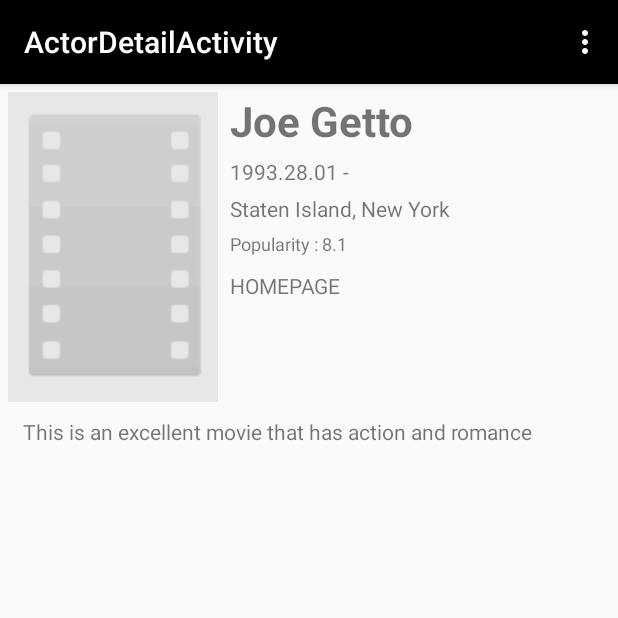
After one commit to vp4655/filmster, an Android app: the ActorDetailActivity screen opened directly, with no data from a screen before it, on a phone screen of 412 x 824 dp, the top half of it. The commit adds this screen. Run offline under Robolectric (Android 15) with nearby library versions, the light colour scheme and no system bars; network calls fail; pictures from the network do not load; 8 statements that could not run were skipped.

Commit message:
Added actor detail view, and small set up of actor list view

```diff
--- a/DM_app3/app/build.gradle
+++ b/DM_app3/app/build.gradle
@@ -22,4 +22,5 @@ dependencies {
     compile project(':volley')
     compile 'com.android.support:appcompat-v7:23.1.0'
     compile 'com.android.support:design:23.1.0'
+    compile 'com.squareup.picasso:picasso:2.5.2'
 }
--- a/DM_app3/app/src/main/AndroidManifest.xml
+++ b/DM_app3/app/src/main/AndroidManifest.xml
@@ -25,6 +25,10 @@
         </activity>
         <activity android:name=".MovieDetailsActivity" >
         </activity>
+        <activity
+            android:name=".ActorDetailActivity"
+            android:label="@string/title_activity_actor_detail" >
+        </activity>
     </application>
 
 </manifest>
--- /dev/null
+++ b/DM_app3/app/src/main/java/hr/fer/dm/dm_app3/ActorDetailActivity.java
@@ -0,0 +1,87 @@
+package hr.fer.dm.dm_app3;
+
+import android.content.Intent;
+import android.net.Uri;
+import android.support.v7.app.AppCompatActivity;
+import android.os.Bundle;
+import android.text.Html;
+import android.view.Menu;
+import android.view.MenuItem;
+import android.view.View;
+import android.widget.ImageView;
+import android.widget.TextView;
+
+import com.squareup.picasso.Picasso;
+
+import hr.fer.dm.dm_app3.ListViewItems.Actor;
+
+public class ActorDetailActivity extends AppCompatActivity {
+    private ImageView ivProfilePicture;
+    private TextView name;
+    private TextView date;
+    private TextView placeOfBirth;
+    private TextView popularity;
+    private TextView biography;
+    private TextView homepage;
+
+    @Override
+    protected void onCreate(Bundle savedInstanceState) {
+        super.onCreate(savedInstanceState);
+        setContentView(R.layout.activity_actor_detail);
+
+        ivProfilePicture = (ImageView) findViewById(R.id.ivProfileImage);
+        name = (TextView) findViewById(R.id.tvName);
+        date = (TextView) findViewById(R.id.tvDate);
+        placeOfBirth = (TextView) findViewById(R.id.tvPlaceOfBirth);
+        popularity = (TextView) findViewById(R.id.tvPopularity);
+        biography = (TextView) findViewById(R.id.tvBiography);
+        homepage = (TextView) findViewById(R.id.tvHomepage);
+
+        Actor actor = (Actor) getIntent().getSerializableExtra(LoginActivity.ACTOR_DETAIL_KEY);
+
+        loadActor(actor);
+    }
+
+    public void loadActor(final Actor actor){
+
+        setTitle(actor.getName());
+
+        name.setText(actor.getName());
+        date.setText(Html.fromHtml("<b>Age </b>" + actor.getBirthDate() + " - " + actor.getDeathDate()));
+        placeOfBirth.setText(Html.fromHtml("<b>Place of birth :</b> " + actor.getPlaceOfBirth()));
+        popularity.setText(Html.fromHtml("<b>Popularity : " + Double.toString(actor.getPopularity())));
+        biography.setText(Html.fromHtml("<b>Biography</b> : " + actor.getBiography()));
+        homepage.setText(Html.fromHtml("<b>Homepage : </b>" + actor.getHomepageUrl()));
+        homepage.setOnClickListener(new View.OnClickListener() {
+            @Override
+            public void onClick(View v) {
+                Uri uri = Uri.parse(actor.getHomepageUrl());
+                Intent web = new Intent(Intent.ACTION_VIEW, uri);
+                startActivity(web);
+            }
+        });
+        Picasso.with(this).load(actor.getProfilePictureUrl()).placeholder(R.drawable.large_movie_poster).into(ivProfilePicture);
+    }
+
+    @Override
+    public boolean onCreateOptionsMenu(Menu menu) {
+        // Inflate the menu; this adds items to the action bar if it is present.
+        getMenuInflater().inflate(R.menu.menu_actor_detail, menu);
+        return true;
+    }
+
+    @Override
+    public boolean onOptionsItemSelected(MenuItem item) {
+        // Handle action bar item clicks here. The action bar will
+        // automatically handle clicks on the Home/Up button, so long
+        // as you specify a parent activity in AndroidManifest.xml.
+        int id = item.getItemId();
+
+        //noinspection SimplifiableIfStatement
+        if (id == R.id.action_settings) {
+            return true;
+        }
+
+        return super.onOptionsItemSelected(item);
+    }
+}
--- /dev/null
+++ b/DM_app3/app/src/main/res/layout/activity_actor_detail.xml
@@ -0,0 +1,92 @@
+<RelativeLayout xmlns:android="http://schemas.android.com/apk/res/android"
+    xmlns:tools="http://schemas.android.com/tools"
+    android:layout_width="match_parent"
+    android:layout_height="match_parent"
+    android:padding="5dp"
+    tools:context=".BoxOfficeDetailActivity" >
+
+    <!-- @drawable/large_movie_poster sourced from
+         http://content8.flixster.com/movie/11/15/86/11158674_pro.jpg -->
+    <ImageView
+        android:id="@+id/ivProfileImage"
+        android:layout_width="140dp"
+        android:layout_height="wrap_content"
+        android:layout_alignParentLeft="true"
+        android:layout_alignParentTop="true"
+        android:maxHeight="240dp"
+        android:scaleType="fitXY"
+        android:adjustViewBounds="true"
+        android:src="@drawable/large_movie_poster" />
+
+
+    <TextView
+        android:id="@+id/tvName"
+        android:layout_width="wrap_content"
+        android:layout_height="wrap_content"
+        android:layout_alignTop="@+id/ivProfileImage"
+        android:textStyle="bold"
+        android:layout_marginLeft="8dp"
+        android:layout_toRightOf="@+id/ivProfileImage"
+        android:text="Joe Getto"
+        android:textSize="28sp" />
+
+    <TextView
+        android:id="@+id/tvDate"
+        android:layout_width="wrap_content"
+        android:layout_height="wrap_content"
+        android:layout_alignLeft="@+id/tvName"
+        android:layout_below="@+id/tvName"
+        android:layout_marginTop="5dp"
+        android:text="1993.28.01 - "
+        android:textSize="14sp" />
+
+    <TextView
+        android:id="@+id/tvPlaceOfBirth"
+        android:layout_width="wrap_content"
+        android:layout_height="wrap_content"
+        android:layout_alignLeft="@+id/tvDate"
+        android:layout_below="@+id/tvDate"
+        android:layout_marginTop="5dp"
+        android:text="Staten Island, New York"
+        android:textSize="14sp" />
+
+    <TextView
+        android:id="@+id/tvPopularity"
+        android:layout_width="wrap_content"
+        android:layout_height="wrap_content"
+        android:layout_alignLeft="@+id/tvPlaceOfBirth"
+        android:layout_below="@+id/tvPlaceOfBirth"
+        android:layout_marginTop="5dp"
+        android:text="Popularity : 8.1"
+        android:textSize="12sp" />
+
+    <TextView
+        android:id="@+id/tvHomepage"
+        android:layout_width="wrap_content"
+        android:layout_height="wrap_content"
+        android:layout_marginTop="10dp"
+        android:layout_below="@+id/tvPopularity"
+        android:layout_alignLeft="@+id/tvPopularity"
+        android:text="HOMEPAGE"/>
+
+    <ScrollView
+        android:layout_width="wrap_content"
+        android:layout_height="wrap_content"
+        android:layout_below="@+id/ivProfileImage"
+        android:layout_margin="10dp" >
+
+        <LinearLayout
+            android:layout_width="match_parent"
+            android:layout_height="wrap_content"
+            android:orientation="vertical" >
+
+            <TextView
+                android:id="@+id/tvBiography"
+                android:layout_width="wrap_content"
+                android:layout_height="wrap_content"
+                android:text="This is an excellent movie that has action and romance" />
+
+        </LinearLayout>
+    </ScrollView>
+
+</RelativeLayout>
--- /dev/null
+++ b/DM_app3/app/src/main/res/menu/menu_actor_detail.xml
@@ -0,0 +1,7 @@
+<menu xmlns:android="http://schemas.android.com/apk/res/android"
+    xmlns:app="http://schemas.android.com/apk/res-auto"
+    xmlns:tools="http://schemas.android.com/tools"
+    tools:context="hr.fer.dm.dm_app3.ActorDetailActivity">
+    <item android:id="@+id/action_settings" android:title="@string/action_settings"
+        android:orderInCategory="100" app:showAsAction="never" />
+</menu>
--- a/DM_app3/app/src/main/res/values/strings.xml
+++ b/DM_app3/app/src/main/res/values/strings.xml
@@ -3,4 +3,8 @@
     <string name="title_activity_home">HomeActivity</string>
     <string name="action_settings">Settings</string>
     <string name="section_format">Hello World from section: %1$d</string>
+    <string name="actor_btn">Get Actor</string>
+    <string name="title_activity_actor_detail">ActorDetailActivity</string>
+
+    <string name="hello_world">Hello world!</string>
 </resources>
```
Also changed, not shown: DM_app3/app/src/main/java/hr/fer/dm/dm_app3/ActorActivity.java (added, +22 -0 lines), DM_app3/app/src/main/java/hr/fer/dm/dm_app3/ListViewItems/Actor.java (added, +163 -0 lines), DM_app3/app/src/main/java/hr/fer/dm/dm_app3/ListViewItems/ActorsAdapter.java (added, +53 -0 lines), DM_app3/app/src/main/java/hr/fer/dm/dm_app3/LoginActivity.java (+33 -0 lines), DM_app3/app/src/main/res/layout/activity_login.xml (+10 -1 lines), DM_app3/app/src/main/res/layout/actor.xml (added, +36 -0 lines), DM_app3/app/libs/picasso-2.5.2.jar (added), DM_app3/app/src/main/res/drawable/large_movie_poster.png (added), DM_app3/app/src/main/res/drawable/small_movie_poster.png (added), 1 other file.
